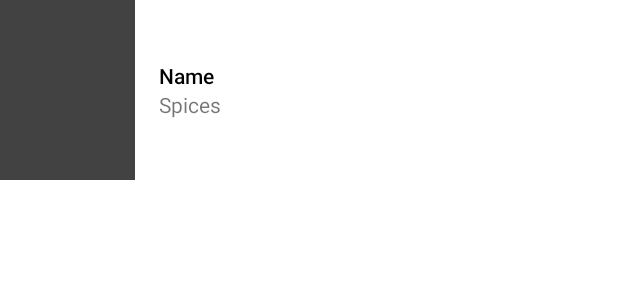
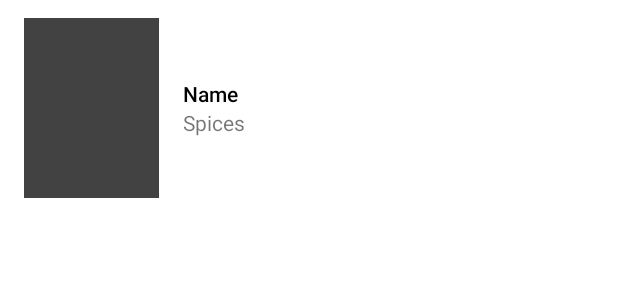
Before and after one commit to GorlovDanila/AndroidLab_22-23, an Android app: the layout item_character.xml on its own in the app's theme, with its tools: preview values and no code run, on a phone screen of 412 x 824 dp. Shown: the top 300 px of the screen. Run offline under Robolectric (Android 15) with nearby library versions, the phone set to English and light mode, and no system bars.

Commit message:
Fix paddings

```diff
--- a/app/src/main/res/layout/item_character.xml
+++ b/app/src/main/res/layout/item_character.xml
@@ -10,13 +10,13 @@
         android:id="@+id/iv_cover"
         android:layout_width="90dp"
         android:layout_height="120dp"
+        android:layout_marginStart="16dp"
+        android:layout_marginTop="12dp"
+        android:layout_marginBottom="12dp"
         android:src="@color/cardview_dark_background"
         app:layout_constraintBottom_toBottomOf="parent"
         app:layout_constraintStart_toStartOf="parent"
-        app:layout_constraintTop_toTopOf="parent"
-        tools:layout_marginBottom="12dp"
-        tools:layout_marginStart="16dp"
-        tools:layout_marginTop="12dp" />
+        app:layout_constraintTop_toTopOf="parent" />
 
     <TextView
         android:id="@+id/tv_title"
```
Also changed, not shown: app/src/main/java/com/example/androidlab_22_23/adapter/CharacterHolder.kt (+0 -37 lines), app/src/main/java/com/example/androidlab_22_23/fragments/MainFragment.kt (+1 -12 lines).
